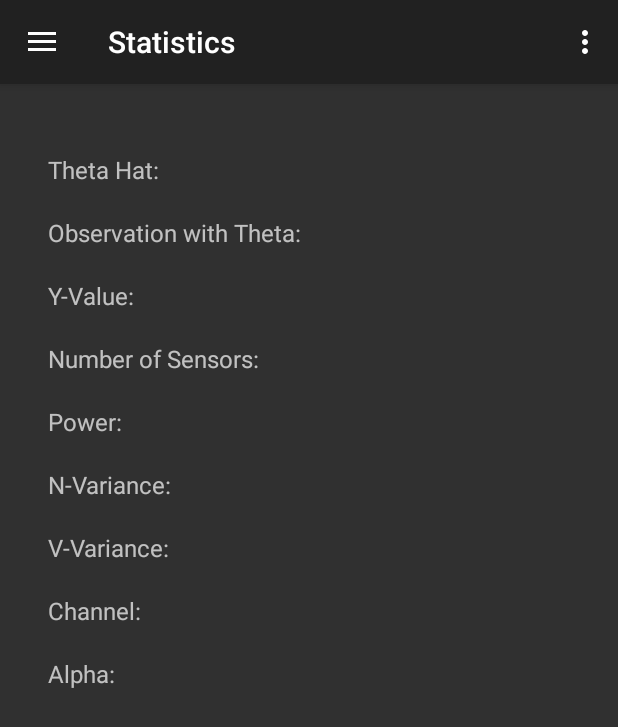
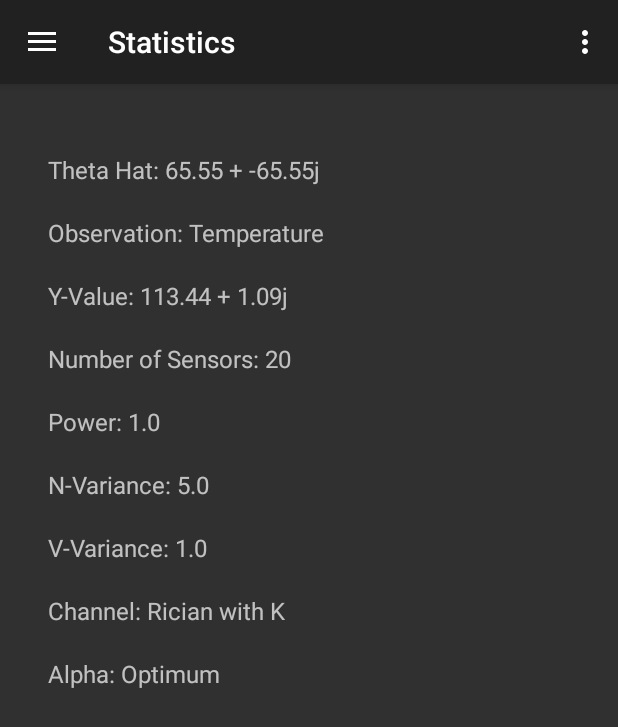
Before and after one commit to Saleh95/Wireless, an Android app: the ConfigurationActivity screen opened directly, with no data from a screen before it, in the side drawer, after a tap on "Statistics", on a phone screen of 412 x 824 dp. Shown: the top 727 px of the screen. Run offline under Robolectric (Android 15) with nearby library versions, the phone set to English and light mode, and no system bars; libraries missing offline, so code that uses them is left out: com.flask.colorpicker, com.github.mikephil.charting; plain views replace AlphaSlider, ColorPickerView, LightnessSlider; 3 statements that could not run were skipped.

Commit message:
Completed statistics and configuration activity

```diff
--- a/app/src/main/AndroidManifest.xml
+++ b/app/src/main/AndroidManifest.xml
@@ -1,6 +1,7 @@
 <?xml version="1.0" encoding="utf-8"?>
 <manifest xmlns:android="http://schemas.android.com/apk/res/android"
     package="wonders.simulator">
+    <uses-permission android:name="android.permission.WRITE_EXTERNAL_STORAGE"/>
 
     <application
         android:allowBackup="true"
--- a/app/src/main/java/wonders/simulator/AppManager.java
+++ b/app/src/main/java/wonders/simulator/AppManager.java
@@ -4,13 +4,14 @@ package wonders.simulator;
 import android.graphics.Color;
 
 import com.github.mikephil.charting.charts.Chart;
+import com.github.mikephil.charting.charts.LineChart;
 
 public class AppManager {
 
     private GraphGenerator g;
     private static AppManager app;
 
-    private AppManager() {
+    protected AppManager() {
         g = GraphGenerator.getInstance();
     }
 
@@ -58,4 +59,5 @@ public class AppManager {
         chart.invalidate();
     }
 
+
 }
--- a/app/src/main/java/wonders/simulator/ConfigurationActivity.java
+++ b/app/src/main/java/wonders/simulator/ConfigurationActivity.java
@@ -7,9 +7,12 @@ import android.support.design.widget.FloatingActionButton;
 import android.support.design.widget.Snackbar;
 import android.support.v7.app.AppCompatActivity;
 import android.support.v7.widget.Toolbar;
+import android.text.Editable;
+import android.text.TextWatcher;
 import android.view.KeyEvent;
 import android.view.View;
 import android.view.inputmethod.EditorInfo;
+import android.widget.Button;
 import android.widget.EditText;
 import android.widget.NumberPicker;
 import android.widget.RadioButton;
@@ -27,7 +30,7 @@ import wonders.simulator.wsnsimulation.SimulationSetup;
 public class ConfigurationActivity extends Simulator_main implements SetupListener{
 
     SimulationSetup setup;
-    //private AppManager manager;
+    private AppManager manager = new AppManager();
     /* These buttons hold the values that get changed with listeners and the onRadioButtonClicked
         The code crashes now when I try to click anything on the simulation navigation menu, it didn't
         crash until I included theta and started calling setupChanged()
@@ -69,7 +72,7 @@ public class ConfigurationActivity extends Simulator_main implements SetupListen
             public void onValueChange(NumberPicker numberPicker, int default_val, int input) {
                 // display, then set runtime value to selected value
                 runtime_view.setText("Runtime: " + String.valueOf(input));
-                //runtime = input;
+                runtime = input;
             }
         });
 
@@ -80,14 +83,39 @@ public class ConfigurationActivity extends Simulator_main implements SetupListen
             public void onValueChange(NumberPicker numberPicker, int default_val, int input) {
                 // display, then set runtime value to selected value
                 sensors_view.setText("Sensors: " + String.valueOf(input));
-                setup.setSensorCount(input);
+                sensors = input;
             }
         });
 
         // handle user input for theta
-        EditText theta_input = (EditText) findViewById(R.id.theta_input);
-        if(!theta_input.getText().toString().equals("")){
-        theta = Double.parseDouble(theta_input.getText().toString());}
+        final EditText theta_input = (EditText) findViewById(R.id.theta_input);
+        theta_input.setFocusable(true);
+        theta_input.requestFocus();
+        theta_input.setOnKeyListener(new View.OnKeyListener(){
+            public boolean onKey(View view, int key, KeyEvent event){
+                // detect if user presses enter, change theta accordingly
+                if((event.getAction() == KeyEvent.ACTION_DOWN) && (key == KeyEvent.KEYCODE_ENTER)){
+                    if(!theta_input.getText().toString().equals("")){
+                        theta = Double.parseDouble(theta_input.getText().toString());
+                    }
+                    return true;
+                }
+                return false;
+            }
+        });
+
+        /*if(!theta_input.getText().toString().equals("")){
+            theta = Double.parseDouble(theta_input.getText().toString());
+        }*/
+
+        // handle run button press
+        Button run = (Button) findViewById(R.id.run_button);
+        run.setOnClickListener(new View.OnClickListener() {
+            @Override
+            public void onClick(View view) {
+                setupChanged();
+            }
+        });
 
     }
 
@@ -119,7 +147,7 @@ public class ConfigurationActivity extends Simulator_main implements SetupListen
         SimulationManager.getSimulationSetup().setAWGN(awgn);
         SimulationManager.getSimulationSetup().setOptimum(optimum);
         SimulationManager.getLastSimulation().getSetup().setTheta(theta);
-        //manager.setRound(runtime);
+        manager.setRound(runtime);
 
         Thread t= new Thread(new Runnable() {
             @Override
@@ -140,16 +168,20 @@ public class ConfigurationActivity extends Simulator_main implements SetupListen
         if(checked) {
             switch (view.getId()) {
                 case R.id.awgn_button:
-                    setup.setAWGN(true);
+                    awgn = true;
+                    rician = false;
                     break;
                 case R.id.rician_button:
-                    setup.setRician(true);
+                    awgn = false;
+                    rician = true;
                     break;
                 case R.id.optimum_button:
-                    setup.setOptimum(true);
+                    optimum = true;
+                    uniform = false;
                     break;
                 case R.id.uniform_button:
-                    setup.setUniform(true);
+                    optimum = false;
+                    uniform = true;
                     break;
             }
         }
--- a/app/src/main/java/wonders/simulator/GraphActivity.java
+++ b/app/src/main/java/wonders/simulator/GraphActivity.java
@@ -69,7 +69,7 @@ public class GraphActivity extends Simulator_main implements OnChartGestureListe
 
 {
 
-    private LineChart mChart;
+    protected LineChart mChart;
     Bundle data;
     private TextView tvX, tvY;
     private SeekBar mSeekBarX, mSeekBarY;
--- a/app/src/main/java/wonders/simulator/Simulator_main.java
+++ b/app/src/main/java/wonders/simulator/Simulator_main.java
@@ -19,6 +19,7 @@ import android.widget.Toast;
 
 import com.flask.colorpicker.ColorPickerView;
 import com.flask.colorpicker.OnColorSelectedListener;
+import com.github.mikephil.charting.charts.LineChart;
 
 public class Simulator_main extends AppCompatActivity
         implements NavigationView.OnNavigationItemSelectedListener {
@@ -31,6 +32,7 @@ public class Simulator_main extends AppCompatActivity
     int bgColor;
     int color;
     int c;
+    private GraphActivity graph;
 
     @Override
     protected void onCreate(Bundle savedInstanceState) {
@@ -140,8 +142,6 @@ public class Simulator_main extends AppCompatActivity
             intent = new Intent(this,Simulator_main.class);
             startActivity(intent);
 
-        } else if (id == R.id.nav_send) {
-
         }
 
         DrawerLayout drawer = (DrawerLayout) findViewById(R.id.drawer_layout);
--- a/app/src/main/java/wonders/simulator/StatisticsActivity.java
+++ b/app/src/main/java/wonders/simulator/StatisticsActivity.java
@@ -1,15 +1,20 @@
 package wonders.simulator;
 
 import android.support.annotation.StringDef;
+import android.support.annotation.StringRes;
 import android.support.v7.app.AppCompatActivity;
 import android.os.Bundle;
 import android.view.Gravity;
 import android.widget.LinearLayout;
 import android.widget.TextView;
 
+import wonders.simulator.wsnsimulation.Simulation;
+import wonders.simulator.wsnsimulation.SimulationManager;
+import wonders.simulator.wsnsimulation.SimulationSetup;
+
 public class StatisticsActivity extends Simulator_main {
     ConfigurationActivity config = new ConfigurationActivity();
-    double thetaHat,obs, power, nVar,vVar = 1.0;          // need to be set still
+    double thetaHat,obs, power, nVar,vVar = 1.0;
     double sensors = config.sensors;
     String yVal,alpha,channel;
 
@@ -19,6 +24,7 @@ public class StatisticsActivity extends Simulator_main {
         super.frameLayout.removeAllViews();
         getLayoutInflater().inflate(R.layout.activity_statistics,frameLayout);
 
+        // setup to write data for statistics
         final TextView theta_view = (TextView) findViewById(R.id.thetahat_stats);
         final TextView obs_view = (TextView) findViewById(R.id.obs_stats);
         final TextView yVal_view = (TextView) findViewById(R.id.yVal_stats);
@@ -29,9 +35,26 @@ public class StatisticsActivity extends Simulator_main {
         final TextView channel_view = (TextView) findViewById(R.id.channel_stats);
         final TextView sensors_view = (TextView) findViewById(R.id.sensors_stats);
 
-//        alpha_view.append(config.getBool("alpha"));
-//        channel_view.append(config.getBool("channel"));
-//        sensors_view.append(String.valueOf(sensors));
+        if(SimulationManager.getSimulationSetup().isAWGN()){
+            channel_view.append("AWGN");
+        }else{
+            channel_view.append("Rician with K");
+        }
+
+        if(SimulationManager.getSimulationSetup().isOptimum()){
+            alpha_view.append("Optimum");
+        }else{
+            alpha_view.append("Uniform");
+        }
+
+        theta_view.append(SimulationManager.getLastSimulation().getThetaHat().toFormattedString());
+        obs_view.append(SimulationManager.getSimulationSetup().getObservation());
+        nVar_view.append(String.valueOf(SimulationManager.getSimulationSetup().getVarianceN()));
+        vVar_view.append(String.valueOf(SimulationManager.getSimulationSetup().getVarianceV()));
+        power_view.append(String.valueOf(SimulationManager.getSimulationSetup().getPower()));
+        sensors_view.append(String.valueOf(SimulationManager.getSimulationSetup().getSensorCount()));
+        yVal_view.append(SimulationManager.getLastSimulation().getYVal().toFormattedString());
+
 
     }
 }
--- a/app/src/main/res/layout/activity_statistics.xml
+++ b/app/src/main/res/layout/activity_statistics.xml
@@ -23,7 +23,7 @@
         android:layout_height="wrap_content"
         android:textSize="16dp"
         android:layout_marginTop="20dp"
-        android:text="Observation with Theta: " />
+        android:text="Observation: " />
     <TextView
         android:layout_width="wrap_content"
         android:id="@+id/yVal_stats"
--- a/app/src/main/res/menu/activity_simulator_main_drawer.xml
+++ b/app/src/main/res/menu/activity_simulator_main_drawer.xml
@@ -22,17 +22,5 @@
 
     </group>
 
-    <item android:title="Communicate">
-        <menu>
-            <item
-                android:id="@+id/nav_share"
-                android:icon="@drawable/ic_menu_share"
-                android:title="Share" />
-            <item
-                android:id="@+id/nav_send"
-                android:icon="@drawable/ic_menu_send"
-                android:title="Send" />
-        </menu>
-    </item>
 
 </menu>
--- a/build.gradle
+++ b/build.gradle
@@ -5,7 +5,7 @@ buildscript {
         jcenter()
     }
     dependencies {
-        classpath 'com.android.tools.build:gradle:2.2.0'
+        classpath 'com.android.tools.build:gradle:2.2.2'
 
         // NOTE: Do not place your application dependencies here; they belong
         // in the individual module build.gradle files
```
